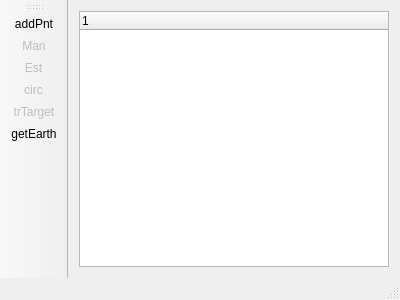
Old version of the form qtkamal.ui in the repository cragapito/qtkamal.
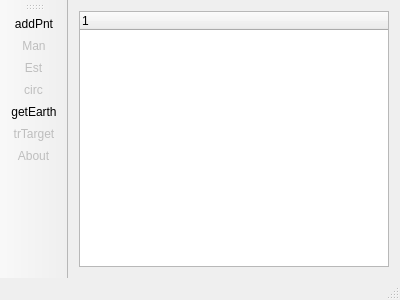
New version of the form. Icons and pictures are not drawn.

The edit to the form file:
```diff
--- a/qtkamal.ui
+++ b/qtkamal.ui
@@ -13,7 +13,7 @@
   <property name="minimumSize">
    <size>
     <width>300</width>
-    <height>200</height>
+    <height>300</height>
    </size>
   </property>
   <property name="windowTitle">
@@ -79,8 +79,9 @@
    <addaction name="actionMan"/>
    <addaction name="actionEst"/>
    <addaction name="actionCirc"/>
-   <addaction name="actionTrTarget"/>
    <addaction name="actionGetEarth"/>
+   <addaction name="actionTrTarget"/>
+   <addaction name="actionAbout"/>
   </widget>
   <widget class="QStatusBar" name="statusBar"/>
   <action name="actionPnt">
@@ -191,6 +192,24 @@
     <string>Triangula Alvo</string>
    </property>
   </action>
+  <action name="actionAbout">
+   <property name="enabled">
+    <bool>false</bool>
+   </property>
+   <property name="icon">
+    <iconset resource="res.qrc">
+     <normaloff>:/icon/res/about.png</normaloff>:/icon/res/about.png</iconset>
+   </property>
+   <property name="text">
+    <string>About</string>
+   </property>
+   <property name="toolTip">
+    <string>Informações sobre o programa.</string>
+   </property>
+   <property name="statusTip">
+    <string>Sobre ...</string>
+   </property>
+  </action>
  </widget>
  <layoutdefault spacing="6" margin="11"/>
  <resources>
```
Left out of the diff: 8 changed lines with no effect on the pictures.
